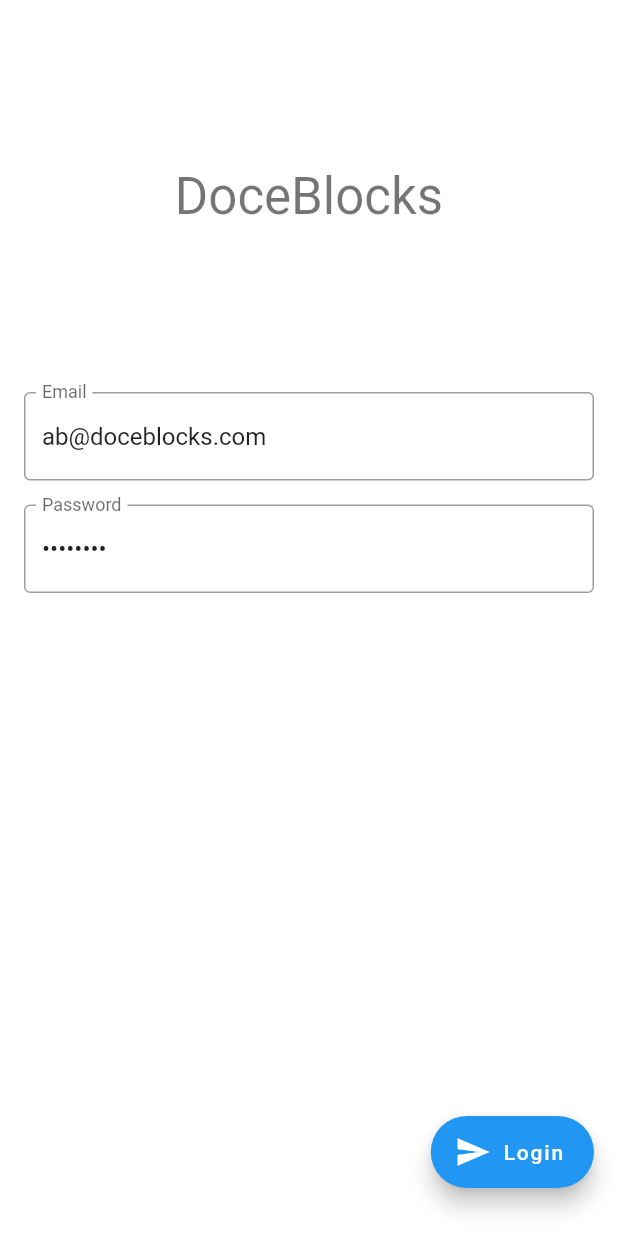
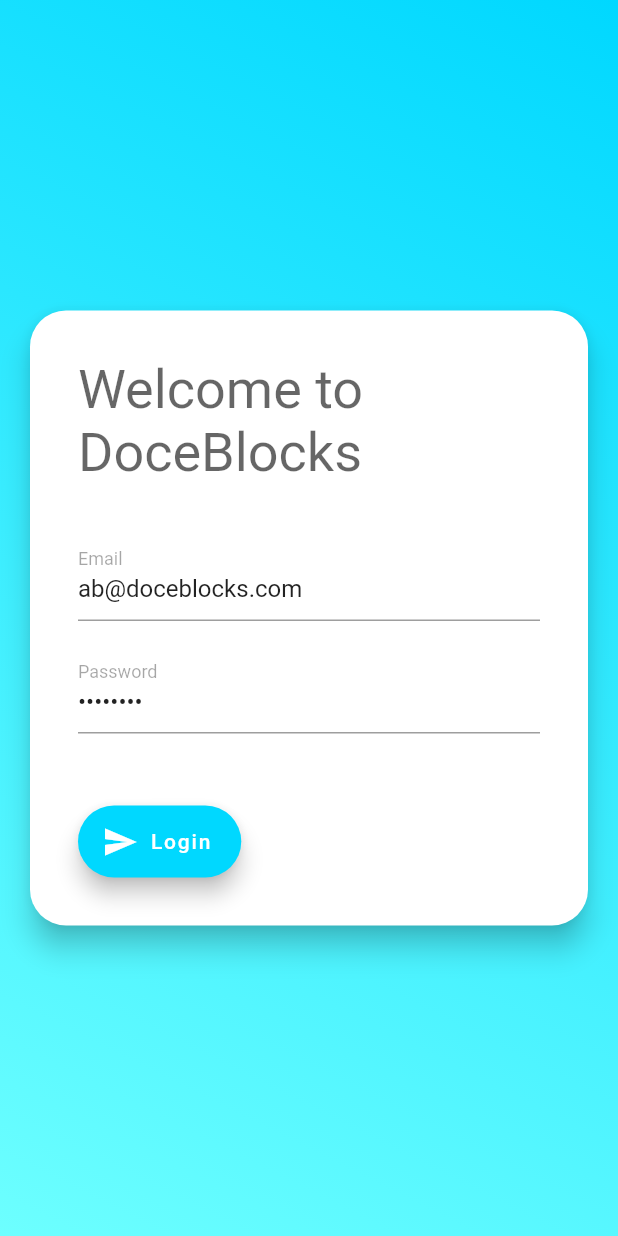
Before and after one commit to andbattaglia/DoceBlocks, a Flutter app: the screen it shows after launch, on a phone screen of 412 x 824 dp. Run offline on Flutter 3.47's test engine with Material 2 defaults, Android fonts, the phone set to English and light mode, and no system bars; our stand-ins replace cloud_firestore, equatable, firebase_auth, flutter_bloc; missing offline and left inert: cloud_firestore_web, firebase_auth_web, firebase_core_web; accounts and stored records are empty; Roboto replaces fonts that are missing (Raleway).

Commit message:
created utils class, handle responsive layout

```diff
--- a/lib/main.dart
+++ b/lib/main.dart
@@ -2,6 +2,8 @@ import 'package:doce_blocks/domain/bloc/bloc.dart';
 import 'package:doce_blocks/presentation/home/home_page.dart';
 import 'package:doce_blocks/presentation/login/login_page.dart';
 import 'package:doce_blocks/presentation/splash/splash_page.dart';
+import 'package:doce_blocks/presentation/utils/colors.dart';
+import 'package:doce_blocks/presentation/utils/strings.dart';
 import 'package:flutter/material.dart';
 import 'package:flutter_bloc/flutter_bloc.dart';
 
@@ -23,10 +25,23 @@ class App extends StatelessWidget {
   Widget build(BuildContext context) {
 
     return new MaterialApp(
-      title: 'DoceBlocks',
-      theme: new ThemeData(
-        primarySwatch: Colors.blue,
-        visualDensity: VisualDensity.adaptivePlatformDensity,
+      title: DBString.title,
+//      theme: new ThemeData(
+//        primarySwatch: Colors.blue,
+//        visualDensity: VisualDensity.adaptivePlatformDensity,
+//      ),
+      theme: ThemeData(
+        brightness: Brightness.light,
+        primaryColor: DBColors.PrimaryColor,
+        accentColor: DBColors.PrimaryAssentColor,
+
+        fontFamily: 'Raleway',
+
+//        textTheme: TextTheme(
+//          headline1: TextStyle(fontSize: 72.0, fontWeight: FontWeight.bold),
+//          headline6: TextStyle(fontSize: 36.0, fontStyle: FontStyle.italic),
+//          bodyText2: TextStyle(fontSize: 14.0, fontFamily: 'Hind'),
+//        ),
       ),
       home: BlocBuilder<AuthenticationBloc, AuthenticationState>(
         builder: (context, state) {
--- /dev/null
+++ b/lib/presentation/login/login_form.dart
@@ -0,0 +1,109 @@
+import 'package:doce_blocks/domain/bloc/bloc.dart';
+import 'package:doce_blocks/presentation/utils/colors.dart';
+import 'package:doce_blocks/presentation/utils/dimens.dart';
+import 'package:doce_blocks/presentation/utils/strings.dart';
+import 'package:flutter/material.dart';
+import 'package:flutter_bloc/flutter_bloc.dart';
+
+class LoginForm extends StatefulWidget {
+  @override
+  State<LoginForm> createState() => _LoginFormState();
+}
+
+class _LoginFormState extends State<LoginForm> {
+  var _emailController;
+  var _passwordController;
+
+  @override
+  void initState() {
+    super.initState();
+    _emailController = TextEditingController(text: 'ab@doceblocks.com');
+    _passwordController = TextEditingController(text: '123456Aa');
+  }
+
+  @override
+  Widget build(BuildContext context) {
+
+    _onLoginButtonPressed() {
+      BlocProvider.of<LoginBloc>(context).add(
+        LoginButtonPressed(
+          email: _emailController.text,
+          password: _passwordController.text,
+        ),
+      );
+    }
+
+    return BlocListener<LoginBloc, LoginState>(
+      listener: (context, state) {
+        if (state is LoginFailure) {
+          Scaffold.of(context).showSnackBar(
+            SnackBar(
+              content: Text('${state.error}'),
+              backgroundColor: Colors.red,
+            ),
+          );
+        }
+
+        if (state is LoginSuccess) {
+          BlocProvider.of<AuthenticationBloc>(context).add(AuthenticationLoggedIn());
+        }
+      },
+      child: BlocBuilder<LoginBloc, LoginState>(
+        builder: (context, state) {
+          return Wrap(
+            alignment: WrapAlignment.center,
+            children: [
+              Container(
+                alignment: Alignment.centerLeft,
+                padding: EdgeInsets.only(top: DBDimens.PaddingDouble, left: DBDimens.PaddingDouble, right: DBDimens.PaddingDouble),
+                child: Text(DBString.login_title, style: TextStyle(color: DBColors.PrimaryMediumText, fontSize: 36, fontWeight: FontWeight.normal))
+              ),
+
+              Container(
+                padding: EdgeInsets.only(top: DBDimens.PaddingDouble, bottom: DBDimens.PaddingHalf, left: DBDimens.PaddingDouble, right: DBDimens.PaddingDouble),
+                child: TextFormField(
+                  controller: _emailController,
+                  decoration: InputDecoration(
+                    labelStyle: new TextStyle(color: DBColors.PrimaryDisabledText),
+                    focusedBorder: UnderlineInputBorder(
+                      borderSide: BorderSide(color: DBColors.PrimaryDarkColor),
+                    ),
+                    labelText: DBString.login_email_hint,
+                  ),
+                ),
+              ),
+              Container(
+                padding: EdgeInsets.only(top:  DBDimens.PaddingHalf, bottom: DBDimens.PaddingDouble, left:  DBDimens.PaddingDouble, right:  DBDimens.PaddingDouble),
+                child: TextFormField(
+                  controller: _passwordController,
+                  obscureText: true,
+                  decoration: InputDecoration(
+                    labelStyle: new TextStyle(color:  DBColors.PrimaryDisabledText),
+                    focusedBorder: UnderlineInputBorder(
+                      borderSide: BorderSide(color: DBColors.PrimaryDarkColor),
+                    ),
+                    focusColor: DBColors.PrimaryDarkColor,
+                    labelText: DBString.login_password_hint,
+                  ),
+                ),
+              ),
+              Padding(
+                  padding: EdgeInsets.only(top:  DBDimens.PaddingDefault, bottom:  DBDimens.PaddingDouble, left:  DBDimens.PaddingDouble, right:  DBDimens.PaddingDouble),
+                  child: Container(
+                      alignment: Alignment.centerLeft,
+                      child: FloatingActionButton.extended(
+                        onPressed: _onLoginButtonPressed,
+                        label: Text(DBString.login_button),
+                        icon: Icon(Icons.send),
+                        backgroundColor: DBColors.PrimaryButton,
+                      )
+                  )
+              ),
+
+            ],
+          );
+        },
+      ),
+    );
+  }
+}
--- a/lib/presentation/login/login_form_mobile.dart
+++ /dev/null
@@ -1,116 +0,0 @@
-import 'package:doce_blocks/domain/bloc/bloc.dart';
-import 'package:flutter/material.dart';
-import 'package:flutter_bloc/flutter_bloc.dart';
-
-class LoginFormMobile extends StatefulWidget {
-  @override
-  State<LoginFormMobile> createState() => _LoginFormMobileState();
-}
-
-class _LoginFormMobileState extends State<LoginFormMobile> {
-  var _emailController;
-  var _passwordController;
-
-  @override
-  void initState() {
-    super.initState();
-    _emailController = TextEditingController(text: 'ab@doceblocks.com');
-    _passwordController = TextEditingController(text: '123456Aa');
-  }
-
-  @override
-  Widget build(BuildContext context) {
-
-    _onLoginButtonPressed() {
-      BlocProvider.of<LoginBloc>(context).add(
-        LoginButtonPressed(
-          email: _emailController.text,
-          password: _passwordController.text,
-        ),
-      );
-    }
-
-    return BlocListener<LoginBloc, LoginState>(
-      listener: (context, state) {
-        if (state is LoginFailure) {
-          Scaffold.of(context)
-            ..hideCurrentSnackBar()
-            ..showSnackBar(
-              SnackBar(
-                content: Text('${state.error}'),
-                backgroundColor: Colors.red,
-              ),
-            );
-        }
-
-        if (state is LoginSuccess) {
-          BlocProvider.of<AuthenticationBloc>(context).add(AuthenticationLoggedIn());
-        }
-      },
-
-      child: BlocBuilder<LoginBloc, LoginState>(
-        builder: (context, state) {
-          return  Padding(
-              padding: EdgeInsets.only(top: 8.0, bottom: 32.0, right: 16.0, left: 16.0),
-              child: Column(
-                  children:[
-                    Expanded(
-                        flex: 1,
-                        child: Container(
-                            alignment: Alignment.center,
-                            child: Text('DoceBlocks', style: Theme
-                                .of(context)
-                                .textTheme
-                                .headline4)
-                        )
-                    ),
-                    Expanded(
-                      flex: 2,
-                      child: Column(
-                        mainAxisAlignment: MainAxisAlignment.start,
-                        children: [
-                          Padding(
-                            padding: EdgeInsets.only(top: 8.0, bottom: 8.0),
-                            child: TextFormField(
-                              enabled: state is! LoginProgress,
-                              controller: _emailController,
-                              decoration: InputDecoration(
-                                border: OutlineInputBorder(),
-                                labelText: 'Email',
-                              ),
-                            ),
-                          ),
-                          Padding(
-                            padding: EdgeInsets.only(top: 8.0, bottom: 8.0),
-                            child: TextFormField(
-                              enabled: state is! LoginProgress,
-                              controller: _passwordController,
-                              obscureText: true,
-                              decoration: InputDecoration(
-                                border: OutlineInputBorder(),
-                                labelText: 'Password',
-                              ),
-                            ),
-                          ),
-                          if(state is LoginProgress) LinearProgressIndicator(),
-                        ],
-                      ),
-                    ),
-                    Container(
-                      alignment: Alignment.centerRight,
-                      child: FloatingActionButton.extended(
-                        onPressed: state is! LoginProgress ? _onLoginButtonPressed : null,
-                        label: Text('Login'),
-                        icon: Icon(Icons.send),
-                        backgroundColor: state is! LoginProgress ? Colors.blue : Colors.grey,
-
-                      )
-                    )
-                  ]
-              )
-          );
-        },
-      ),
-    );
-  }
-}
--- a/lib/presentation/login/login_page.dart
+++ b/lib/presentation/login/login_page.dart
@@ -1,24 +1,87 @@
 import 'package:doce_blocks/domain/bloc/bloc.dart';
-import 'package:doce_blocks/presentation/login/login_form_desktop.dart';
+import 'package:doce_blocks/presentation/login/login_form.dart';
+import 'package:doce_blocks/presentation/utils/colors.dart';
+import 'package:doce_blocks/presentation/utils/dimens.dart';
 import 'package:flutter/material.dart';
 import 'package:flutter_bloc/flutter_bloc.dart';
-import 'package:doce_blocks/presentation/login/login_form_mobile.dart';
-import 'package:flutter/foundation.dart' show kIsWeb;
 
 class LoginPage extends StatelessWidget {
 
   @override
   Widget build(BuildContext context) {
     return Scaffold(
-      backgroundColor: kIsWeb ?  Colors.grey[200] : Colors.white,
-      body: SafeArea(
-        child: BlocProvider(
+        body: BlocProvider(
           create: (context) {
             return LoginBloc();
           },
-          child: kIsWeb ?  LoginFormDesk() : LoginFormMobile(),
+          child: LayoutBuilder(builder: (builder, constraints) {
+            var size = DBDimens.getScreenSize(constraints.maxWidth);
+            switch(size){
+              case ScreenSize.LARGE:
+                return _buildLargeLayout();
+              case ScreenSize.MEDIUM:
+                return _buildSmallLayout(maxWidth: 400);
+              case ScreenSize.SMALL:
+                return _buildSmallLayout();
+            }
+            return Container();
+          }),
+        )
+    );
+  }
+
+  Widget _buildSmallLayout({double maxWidth}) {
+    return Container(
+        decoration: BoxDecoration(
+            gradient: LinearGradient(
+                begin: Alignment.topRight,
+                end: Alignment.bottomLeft,
+                colors: [ DBColors.GradientColorOne, DBColors.GradientColorTwo]
+            )
         ),
-      )
+        child:  Container(
+          margin: EdgeInsets.only(left: DBDimens.PaddingDefault, right: DBDimens.PaddingDefault),
+          alignment: Alignment.center,
+          child: SizedBox(
+            width: maxWidth,
+            child:Card(
+                elevation: 8.0,
+                shape: RoundedRectangleBorder(
+                  borderRadius: BorderRadius.circular(DBDimens.CornerDefault),
+                ),
+                child: LoginForm()
+            ),
+          ),)
+    );
+  }
+
+  Widget _buildLargeLayout() {
+    return Row(
+      children: [
+        Expanded(
+          flex: 1,
+          child: Container(
+            padding: EdgeInsets.only(left: DBDimens.PaddingDouble, right: DBDimens.PaddingDouble),
+            alignment: Alignment.center,
+            decoration: BoxDecoration(
+                gradient: LinearGradient(
+                    begin: Alignment.topRight,
+                    end: Alignment.bottomLeft,
+                    colors: [ DBColors.GradientColorOne, DBColors.GradientColorTwo]
+                )
+            ),
+            child: Image.asset('assets/login.png'),
+          ),
+        ),
+        Expanded(
+            flex: 1,
+            child: Container(
+              alignment: Alignment.center,
+              color: Colors.white,
+              child: LoginForm(),
+            )
+        )
+      ],
     );
   }
 }
--- /dev/null
+++ b/lib/presentation/utils/colors.dart
@@ -0,0 +1,17 @@
+import 'package:flutter/widgets.dart';
+
+class DBColors{
+  static const PrimaryColor =  Color(0xFF00D8FF);
+  static const PrimaryAssentColor =  Color(0x59000000);
+  static const PrimaryDarkColor =  Color(0xFF00a6cc);
+  static const PrimaryLightColor =  Color(0xFF6dffff);
+
+  static const GradientColorOne =  PrimaryColor;
+  static const GradientColorTwo =  PrimaryLightColor;
+
+  static const PrimaryButton =  PrimaryColor;
+
+  static const PrimaryHighText =  Color(0xD9000000);
+  static const PrimaryMediumText =  Color(0x99000000);
+  static const PrimaryDisabledText =  Color(0x59000000);
+}
--- /dev/null
+++ b/lib/presentation/utils/dimens.dart
@@ -0,0 +1,24 @@
+class DBDimens{
+  static const double PaddingQuarter = 4.0;
+  static const double PaddingHalf = 8.0;
+  static const double PaddingDefault = 16.0;
+  static const double PaddingDouble = 32.0;
+
+  static const double CornerDefault = 24.0;
+
+  static ScreenSize getScreenSize(double value){
+    if(value > 600){
+      return ScreenSize.LARGE;
+    } else if(value > 400 && value < 600) {
+      return ScreenSize.MEDIUM;
+    } else {
+      return ScreenSize.SMALL;
+    }
+  }
+}
+
+enum ScreenSize {
+  LARGE,
+  MEDIUM,
+  SMALL
+}
--- /dev/null
+++ b/lib/presentation/utils/strings.dart
@@ -0,0 +1,7 @@
+class DBString{
+  static const String title = "DoceBlocks";
+  static const String login_title = "Welcome to DoceBlocks";
+  static const String login_email_hint = "Email";
+  static const String login_password_hint = "Password";
+  static const String login_button = "Login";
+}
```
Also changed, not shown: lib/presentation/login/login_form_desktop.dart (deleted, +0 -113 lines), pubspec.yaml (+2 -5 lines), assets/login.png (added), 1 other file.
